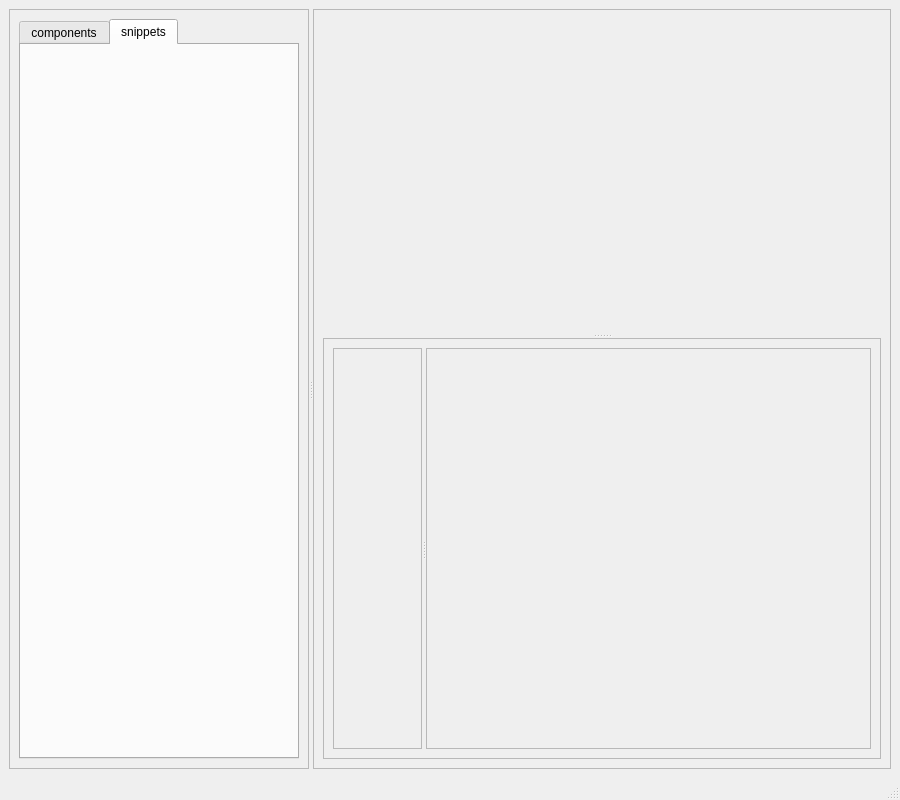
Before: the Qt Designer form src/ui/views/msim_main.ui in randomGuyi/microsimulation, drawn with Qt 5.
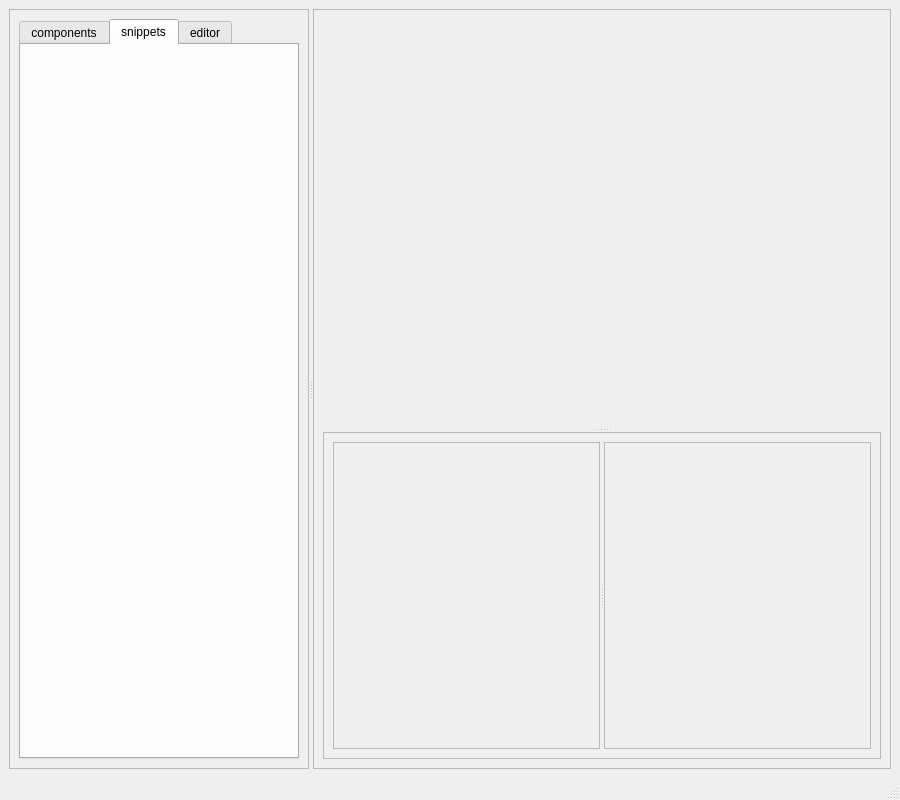
After: the same form once the commit is applied. Custom widgets are drawn as their Qt base class.

```diff
--- a/src/ui/views/msim_main.ui
+++ b/src/ui/views/msim_main.ui
@@ -49,6 +49,11 @@
             <string>snippets</string>
            </attribute>
           </widget>
+          <widget class="editor" name="editor_tab">
+           <attribute name="title">
+            <string>editor</string>
+           </attribute>
+          </widget>
          </widget>
         </item>
        </layout>
@@ -87,11 +92,6 @@
                <property name="frameShadow">
                 <enum>QFrame::Shadow::Raised</enum>
                </property>
-               <layout class="QHBoxLayout" name="horizontalLayout">
-                <item>
-                 <widget class="editor" name="widget" native="true"/>
-                </item>
-               </layout>
               </widget>
               <widget class="QFrame" name="details_frame">
                <property name="frameShape">
```
Left out of the diff: 2 changed lines with no effect on the pictures.
